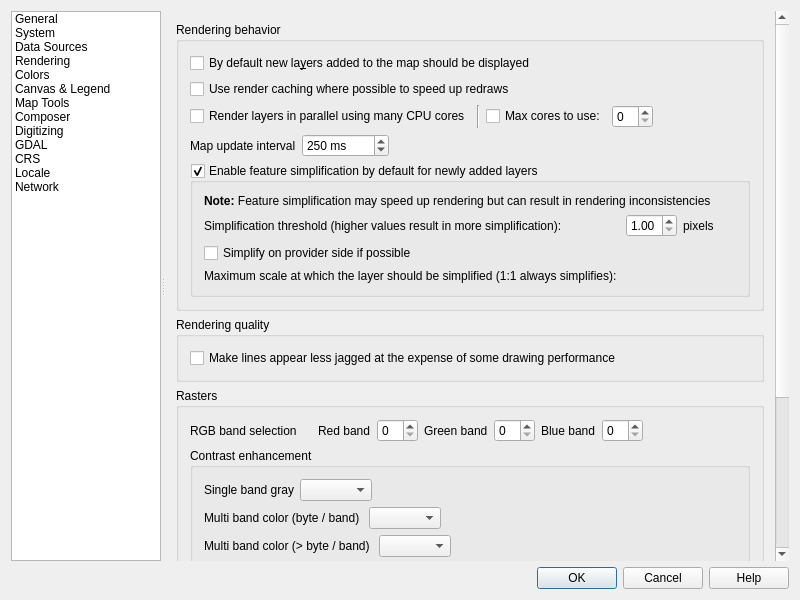
Old version of the form src/ui/qgsoptionsbase.ui in the repository qgis/QGIS.
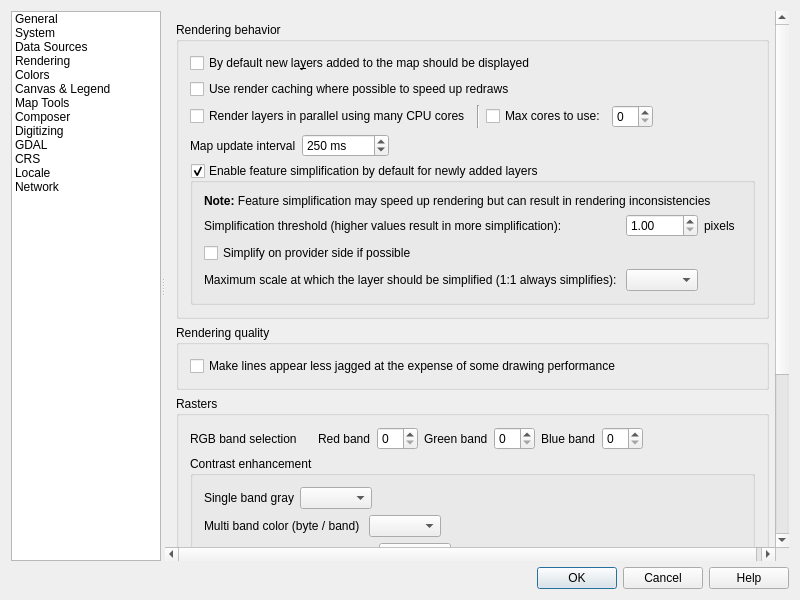
New version of the form. The open tabs and pages were chosen to show the change. Icons and pictures are not drawn. Custom widgets are drawn as their Qt base class.

```diff
--- a/src/ui/qgsoptionsbase.ui
+++ b/src/ui/qgsoptionsbase.ui
@@ -1699,9 +1699,9 @@
               <property name="geometry">
                <rect>
                 <x>0</x>
-                <y>0</y>
-                <width>711</width>
-                <height>838</height>
+                <y>-269</y>
+                <width>728</width>
+                <height>802</height>
                </rect>
               </property>
               <layout class="QVBoxLayout" name="verticalLayout_29">
@@ -1898,7 +1898,7 @@
                       </widget>
                      </item>
                      <item row="3" column="2">
-                      <widget class="QgsScaleComboBox" name="mSimplifyMaximumScaleComboBox" native="true">
+                      <widget class="QgsScaleComboBox" name="mSimplifyMaximumScaleComboBox">
                        <property name="sizePolicy">
                         <sizepolicy hsizetype="Expanding" vsizetype="Fixed">
                          <horstretch>0</horstretch>
@@ -4965,12 +4965,13 @@
   </customwidget>
   <customwidget>
    <class>QgsColorSchemeList</class>
-   <extends>QTreeView</extends>
-   <header>qgscolorschemelist.h</header>
+   <extends>QWidget</extends>
+   <header location="global">qgscolorschemelist.h</header>
+   <container>1</container>
   </customwidget>
   <customwidget>
    <class>QgsScaleComboBox</class>
-   <extends>QWidget</extends>
+   <extends>QComboBox</extends>
    <header>qgsscalecombobox.h</header>
   </customwidget>
   <customwidget>
```
Left out of the diff: 320 changed lines with no effect on the pictures.
